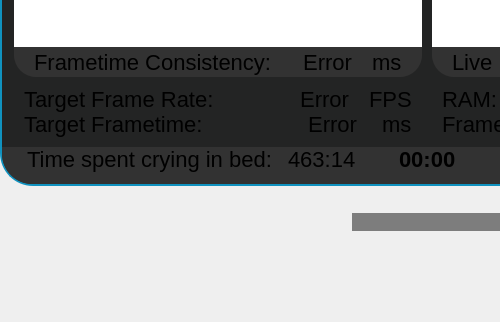
Old version of the form src/userinterface/dashboardui.ui in the repository Trixxle/SeamenPerformanceOverlay; both pictures show x 0 to 500 and y 257 to 579 of the 920 by 579 pixel window.
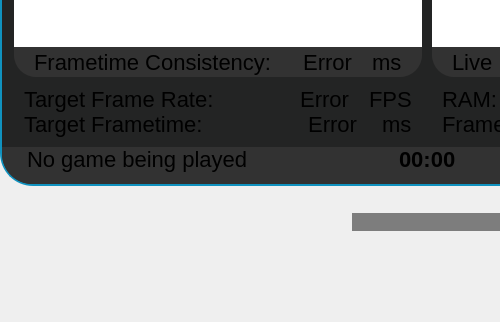
New version of the form. Icons and pictures are not drawn. Custom widgets are drawn as their Qt base class.

Patch:
```diff
--- a/src/userinterface/dashboardui.ui
+++ b/src/userinterface/dashboardui.ui
@@ -701,7 +701,7 @@
              <item>
               <widget class="QLabel" name="playTimeTitle">
                <property name="text">
-                <string>Time spent crying in bed:</string>
+                <string>No game being played</string>
                </property>
                <property name="textFormat">
                 <enum>Qt::TextFormat::AutoText</enum>
@@ -733,7 +733,7 @@
              <item>
               <widget class="QLabel" name="playtimeClock">
                <property name="text">
-                <string>463:14</string>
+                <string/>
                </property>
               </widget>
              </item>
```
